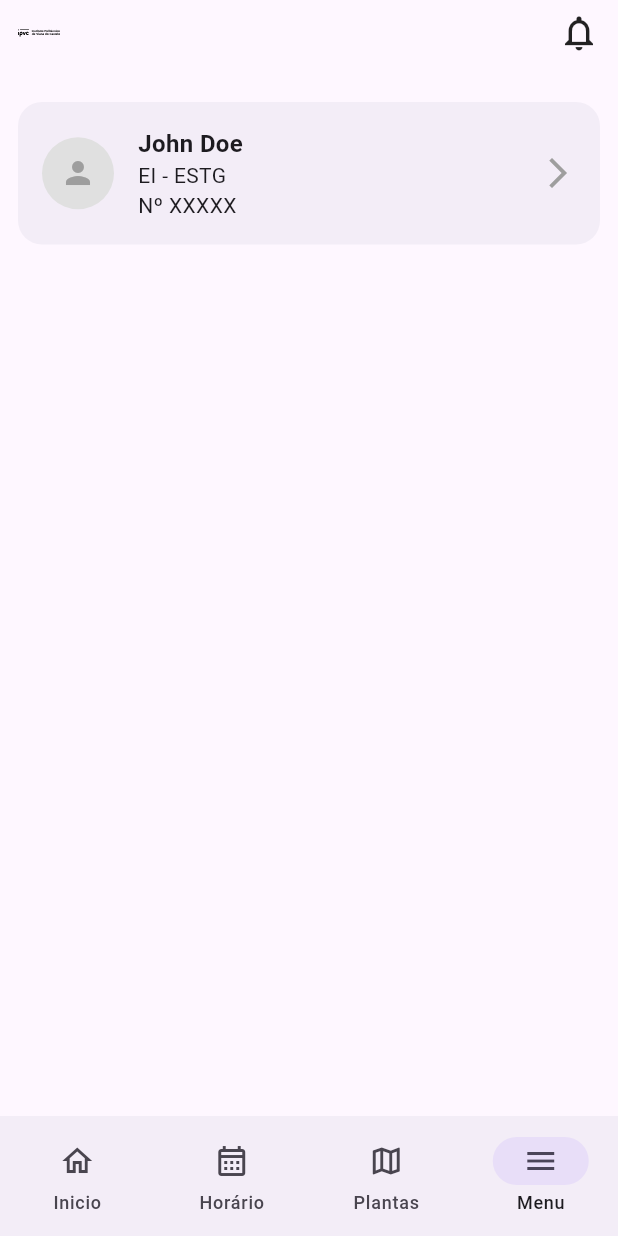
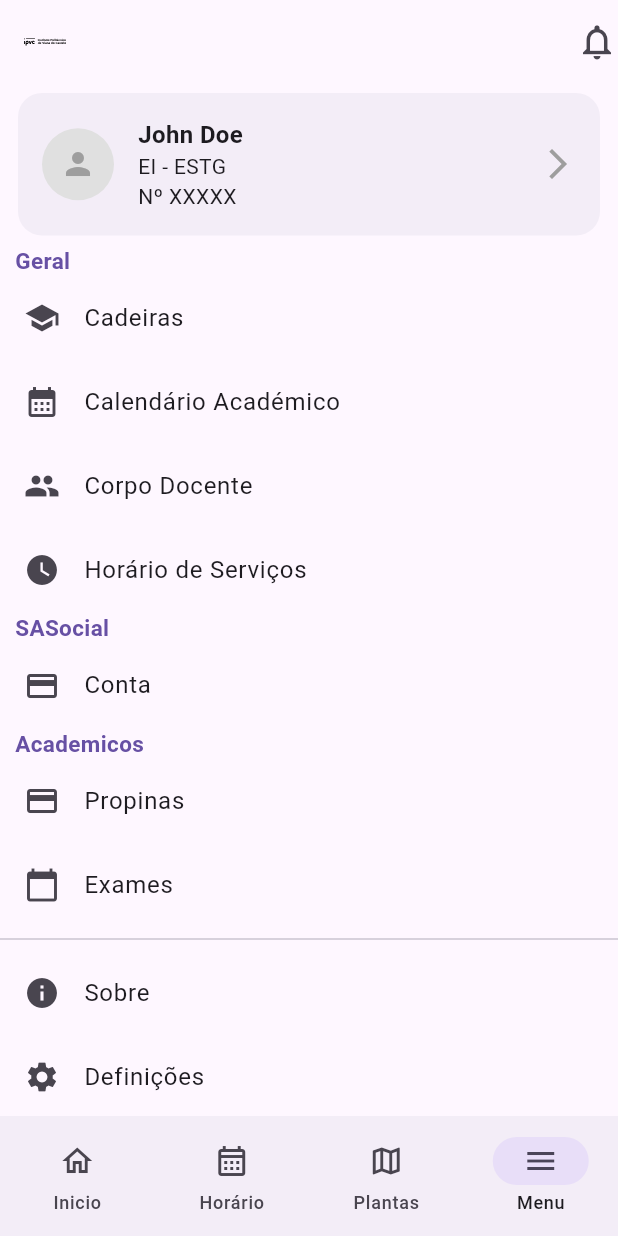
Before and after one commit to joaoalves03/testing, a Flutter app: the MainScreen screen opened directly, item 4 of the bottom bar chosen, on a phone screen of 412 x 824 dp. Run offline on Flutter 3.47's test engine with Material 3 defaults, Android fonts, the light colour scheme and no system bars; our stand-ins replace flex_color_scheme, flutter_svg, logger, shared_preferences; accounts and stored records are empty; network calls fail.

Commit message:
refactor: removed tab controller and made appbar be the actual header

```diff
--- a/lib/main.dart
+++ b/lib/main.dart
@@ -1,4 +1,5 @@
 import 'package:flutter/material.dart';
+import 'package:goipvc/ui/widgets/header.dart';
 import 'package:shared_preferences/shared_preferences.dart';
 import 'package:flutter_localizations/flutter_localizations.dart';
 import 'generated/l10n.dart';
@@ -90,6 +91,7 @@ class _MainScreenState extends State<MainScreen> {
   @override
   Widget build(BuildContext context) {
     return Scaffold(
+      appBar: Header(),
       body: IndexedStack(
         index: _selectedIndex,
         children: _screens,
--- a/lib/ui/screens/menu.dart
+++ b/lib/ui/screens/menu.dart
@@ -1,35 +1,85 @@
 import 'package:flutter/material.dart';
-
-import '../widgets/header.dart';
+import 'package:goipvc/ui/widgets/list_section.dart';
 
 class MenuScreen extends StatelessWidget {
   const MenuScreen({super.key});
 
   @override
   Widget build(BuildContext context) {
-    return DefaultTabController(
-      length: 3,
-      child: Scaffold(
-        appBar: AppBar(
-          elevation: 0,
-          flexibleSpace: SafeArea(
-            child: Padding(
-              padding:
-                  const EdgeInsets.symmetric(horizontal: 12.0, vertical: 8.0),
-              child: Header(),
-            ),
-          ),
-        ),
-        body: Padding(
-          padding: const EdgeInsets.all(12.0),
+    return SingleChildScrollView(
           child: Column(
             crossAxisAlignment: CrossAxisAlignment.start,
-            children: const [
-              UserCard(),
+            children: [
+              Padding(
+                padding: EdgeInsets.symmetric(vertical: 6, horizontal: 12),
+                child: UserCard(),
+              ),
+
+              ListSection(
+                title: "Geral",
+                children: [
+                  ListTile(
+                    leading: Icon(Icons.school),
+                    title: Text("Cadeiras"),
+                    onTap: () {},
+                  ),
+                  ListTile(
+                    leading: Icon(Icons.calendar_month),
+                    title: Text("Calendário Académico"),
+                  ),
+                  ListTile(
+                    leading: Icon(Icons.people),
+                    title: Text("Corpo Docente"),
+                  ),
+                  ListTile(
+                    leading: Icon(Icons.watch_later),
+                    title: Text("Horário de Serviços"),
+                  )
+                ]
+              ),
+              ListSection(
+                  title: "SASocial",
+                  children: [
+                    ListTile(
+                      leading: Icon(Icons.credit_card),
+                      title: Text("Conta"),
+                    )
+                  ]
+              ),
+              ListSection(
+                  title: "Academicos",
+                  children: [
+                    ListTile(
+                      leading: Icon(Icons.payment),
+                      title: Text("Propinas"),
+                    ),
+                    ListTile(
+                      leading: Icon(Icons.calendar_today),
+                      title: Text("Exames"),
+                    )
+                  ]
+              ),
+
+              Divider(),
+
+              ListSection(
+                  children: [
+                    ListTile(
+                      leading: Icon(Icons.info),
+                      title: Text("Sobre"),
+                    ),
+                    ListTile(
+                      leading: Icon(Icons.settings),
+                      title: Text("Definições"),
+                    ),
+                    ListTile(
+                      leading: Icon(Icons.logout),
+                      title: Text("Logout"),
+                    )
+                  ]
+              )
             ],
           ),
-        ),
-      ),
     );
   }
 }
--- a/lib/ui/widgets/header.dart
+++ b/lib/ui/widgets/header.dart
@@ -4,11 +4,15 @@ import 'package:shared_preferences/shared_preferences.dart';
 
 import 'package:goipvc/ui/screens/notifications.dart';
 
-class Header extends StatefulWidget {
+class Header extends StatefulWidget implements PreferredSizeWidget {
   const Header({super.key});
 
   @override
   HeaderState createState() => HeaderState();
+
+  // Add preferredSize getter
+  @override
+  Size get preferredSize => const Size.fromHeight(kToolbarHeight);
 }
 
 class HeaderState extends State<Header> {
@@ -19,6 +23,7 @@ class HeaderState extends State<Header> {
   }
 
   String imagePath = 'assets/logos/IPVC.svg';
+
   Future<void> _loadImagePath() async {
     final SharedPreferences prefs = await SharedPreferences.getInstance();
     final String layout = prefs.getString('layout') ?? 'IPVC';
@@ -32,23 +37,24 @@ class HeaderState extends State<Header> {
   void _openNotificationScreen(BuildContext context) {
     Navigator.push(
       context,
-      MaterialPageRoute(builder: (context) => NotificationsScreen()),
+      MaterialPageRoute(builder: (context) => const NotificationsScreen()),
     );
   }
 
   @override
   Widget build(BuildContext context) {
-    return Row(
-      mainAxisAlignment: MainAxisAlignment.spaceBetween,
-      children: [
-        SvgPicture.asset(
-          imagePath,
-          width: 28,
-          height: 28,
-        ),
+    return AppBar(
+      elevation: 0,
+      surfaceTintColor: Theme.of(context).colorScheme.surface,
+      title: SvgPicture.asset(
+        imagePath,
+        width: 28,
+        height: 28,
+      ),
+      actions: [
         GestureDetector(
           onTap: () => _openNotificationScreen(context),
-          child: Icon(Icons.notifications_none, size: 28),
+          child: const Icon(Icons.notifications_none, size: 28),
         ),
       ],
     );
```
Also changed, not shown: lib/ui/screens/blueprints.dart (+1 -23 lines), lib/ui/screens/home/main.dart (+9 -18 lines), lib/ui/screens/schedule.dart (+4 -21 lines).
